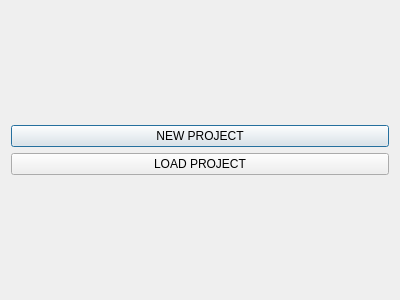
gaissa/QtTT, file startdialog.ui: the form before one commit.
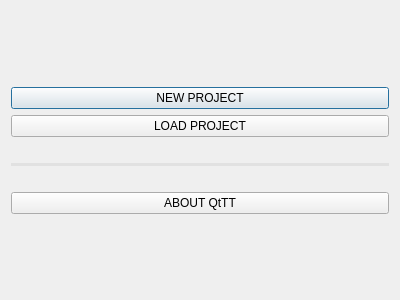
The form after the commit.

Commit message: some fixes and about dialog added.

The edit to the form file:
```diff
--- a/startdialog.ui
+++ b/startdialog.ui
@@ -43,6 +43,61 @@
        </property>
       </widget>
      </item>
+     <item>
+      <spacer name="verticalSpacer_3">
+       <property name="orientation">
+        <enum>Qt::Vertical</enum>
+       </property>
+       <property name="sizeType">
+        <enum>QSizePolicy::Minimum</enum>
+       </property>
+       <property name="sizeHint" stdset="0">
+        <size>
+         <width>20</width>
+         <height>20</height>
+        </size>
+       </property>
+      </spacer>
+     </item>
+     <item>
+      <widget class="Line" name="line">
+       <property name="styleSheet">
+        <string notr="true">color: rgb(225, 225, 225);</string>
+       </property>
+       <property name="frameShadow">
+        <enum>QFrame::Plain</enum>
+       </property>
+       <property name="lineWidth">
+        <number>4</number>
+       </property>
+       <property name="orientation">
+        <enum>Qt::Horizontal</enum>
+       </property>
+      </widget>
+     </item>
+     <item>
+      <spacer name="verticalSpacer_4">
+       <property name="orientation">
+        <enum>Qt::Vertical</enum>
+       </property>
+       <property name="sizeType">
+        <enum>QSizePolicy::Minimum</enum>
+       </property>
+       <property name="sizeHint" stdset="0">
+        <size>
+         <width>20</width>
+         <height>20</height>
+        </size>
+       </property>
+      </spacer>
+     </item>
+     <item>
+      <widget class="QPushButton" name="aboutButton">
+       <property name="text">
+        <string>ABOUT QtTT</string>
+       </property>
+      </widget>
+     </item>
      <item>
       <spacer name="verticalSpacer_2">
        <property name="orientation">
```
The commit also changes 12 other files.
